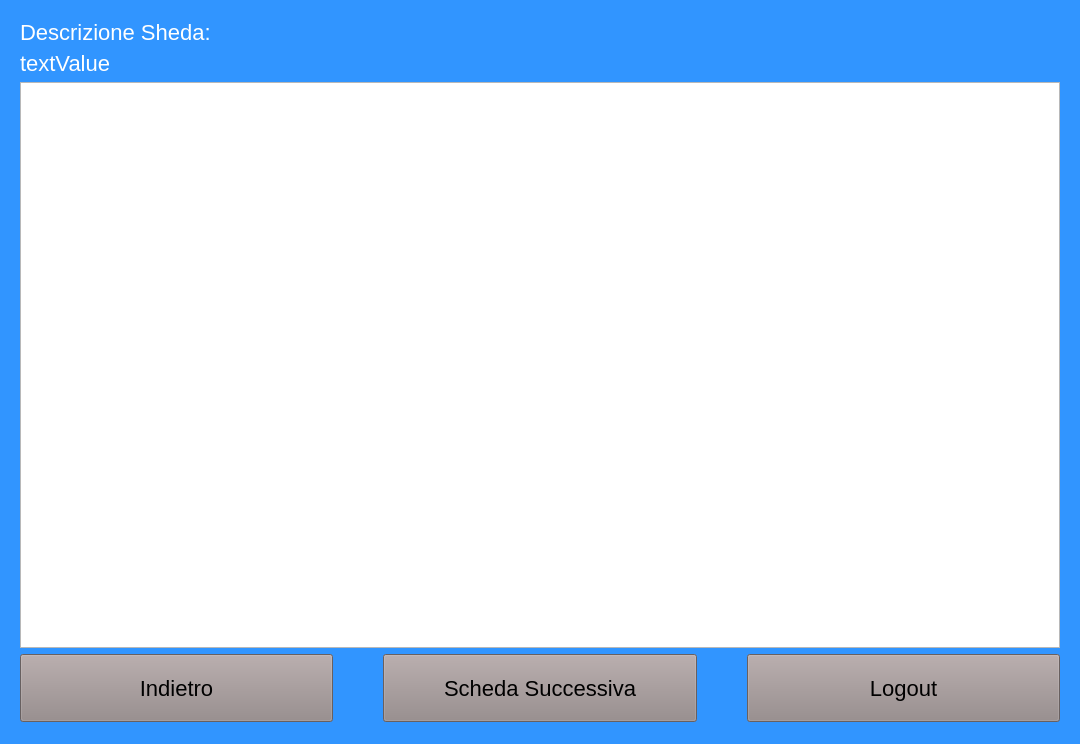
The window that mainwindowseggio.ui (giuseppedifatta/sistemaSeggio) describes before a commit, drawn with Qt 5.
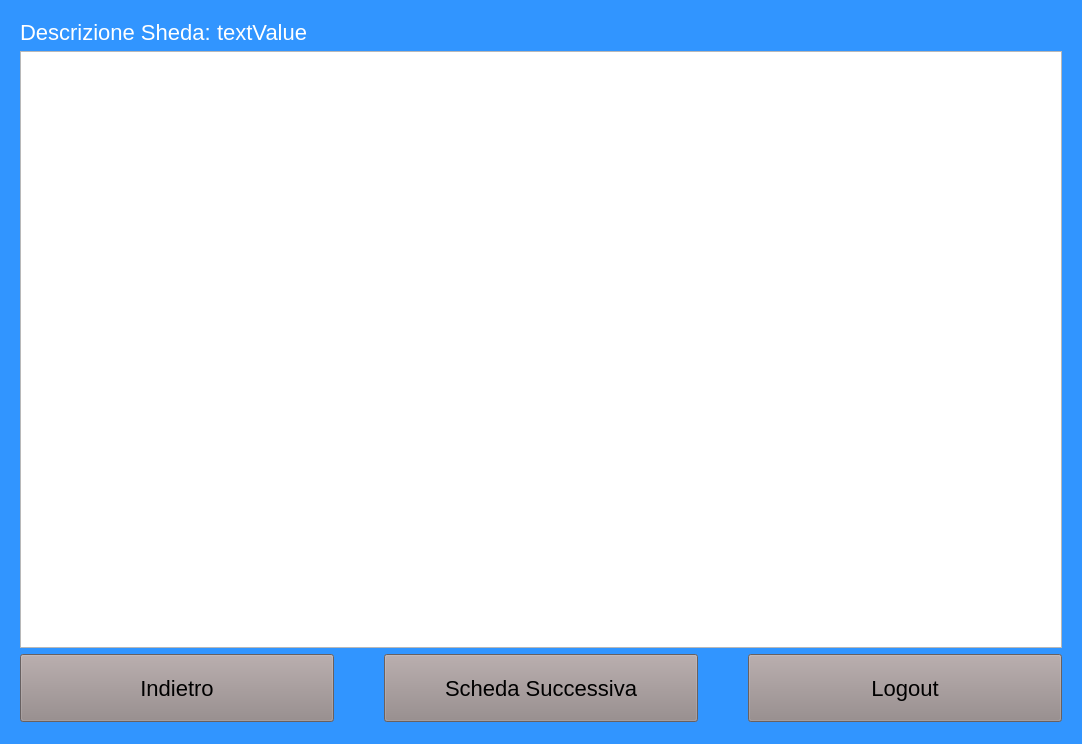
The same window after the commit.

Commit message: aggiunta visualizzazione dei risultati di voto

Patch:
```diff
--- a/mainwindowseggio.ui
+++ b/mainwindowseggio.ui
@@ -1183,25 +1183,34 @@
          <number>9</number>
         </property>
         <item>
-         <layout class="QGridLayout" name="gridLayout">
-          <item row="0" column="0">
+         <layout class="QGridLayout" name="gridLayout" columnstretch="0,1">
+          <item row="0" column="0" rowspan="4">
            <widget class="QLabel" name="label_descrizioneScheda">
             <property name="text">
              <string>Descrizione Sheda:</string>
             </property>
            </widget>
           </item>
-          <item row="1" column="0">
+          <item row="0" column="1" rowspan="4">
            <widget class="QLabel" name="label_descrizioneSchedaValue">
             <property name="text">
              <string>textValue</string>
             </property>
            </widget>
           </item>
-          <item row="2" column="0">
-           <widget class="QTableWidget" name="risultatiVoto_tableWidget"/>
-          </item>
-          <item row="3" column="0">
+         </layout>
+        </item>
+        <item>
+         <widget class="QTableWidget" name="tableWidget_risultatiVoto">
+          <property name="minimumSize">
+           <size>
+            <width>1042</width>
+            <height>0</height>
+           </size>
+          </property>
+         </widget>
+        </item>
+        <item>
            <layout class="QHBoxLayout" name="horizontalLayout_10">
             <property name="spacing">
              <number>50</number>
@@ -1226,8 +1235,6 @@
                <string>Logout</string>
               </property>
              </widget>
-            </item>
-           </layout>
           </item>
          </layout>
         </item>
```
Left out of the diff: 2 changed lines with no effect on the pictures. Lines whose indentation alone changed are shown as unchanged. The commit also changes 14 other files.
